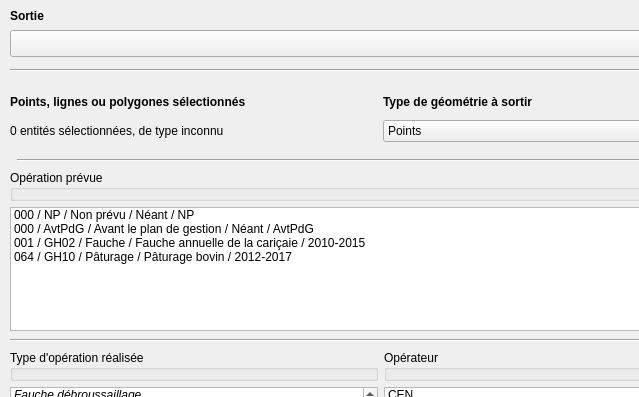
Qt form ui_operation.ui (VincentD/bdtravaux) before a commit; both pictures show x 0 to 639 and y 0 to 397 of the 766 by 793 pixel window.
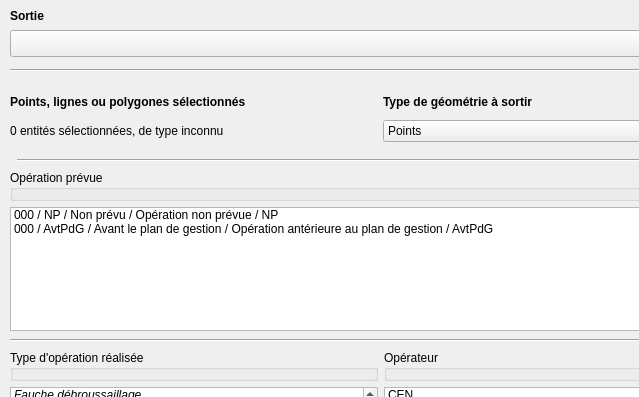
The same form after that commit.

Commit message: Issues #4 et #21 : QlistWidget "opprev" remplie avec les tables "opérations prévues" de la BD PostGIs en fonction du site visité. Les lignes "NP" et "AvtPdG" sont intégrées dans la table "surf". La requête les récupère toujours pour en faire les deux premières lignes de la QListWidget "opprev".

Patch:
```diff
--- a/ui_operation.ui
+++ b/ui_operation.ui
@@ -264,22 +264,12 @@
      <widget class="QListWidget" name="opprev">
       <item>
        <property name="text">
-        <string>000 / NP / Non prévu / Néant / NP </string>
+        <string>000 / NP / Non prévu / Opération non prévue / NP </string>
        </property>
       </item>
       <item>
        <property name="text">
-        <string>000 / AvtPdG / Avant le plan de gestion / Néant / AvtPdG</string>
-       </property>
-      </item>
-      <item>
-       <property name="text">
-        <string>001 / GH02 / Fauche / Fauche annuelle de la cariçaie / 2010-2015</string>
-       </property>
-      </item>
-      <item>
-       <property name="text">
-        <string>064 / GH10 / Pâturage / Pâturage bovin / 2012-2017</string>
+        <string>000 / AvtPdG / Avant le plan de gestion / Opération antérieure au plan de gestion / AvtPdG</string>
        </property>
       </item>
      </widget>
```
Left out of the diff: 3 changed lines with no effect on the pictures. The commit also changes 2 other files.
